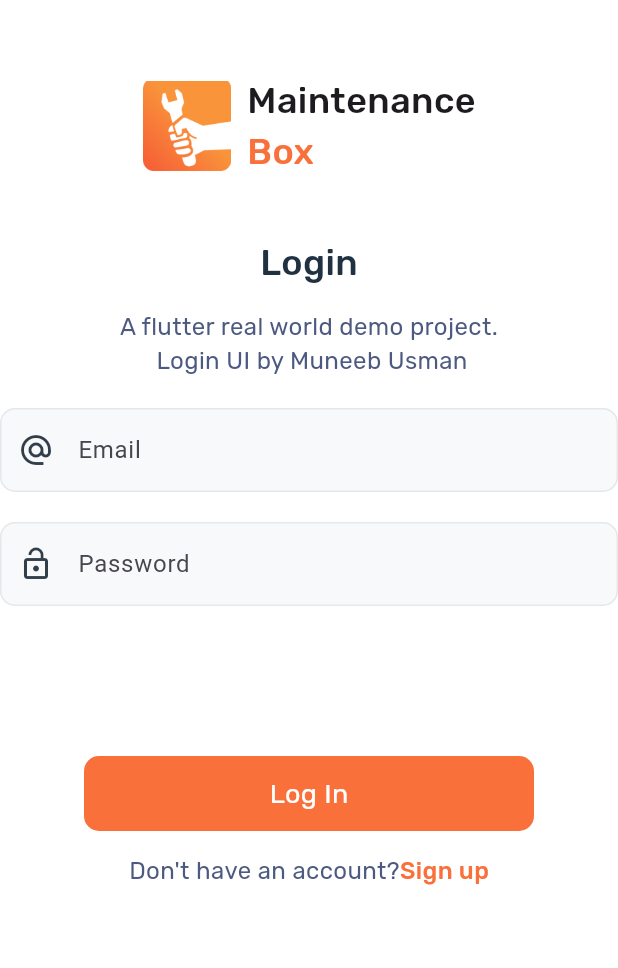
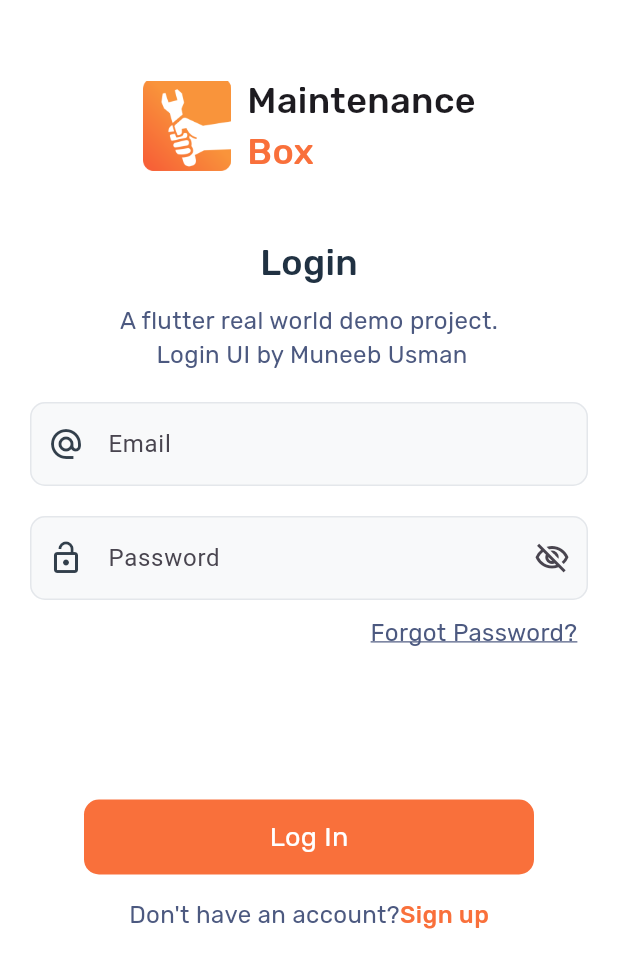
Before and after one commit to muneebexotic/flutter-login-ui, a Flutter app: the screen it shows after launch, on a phone screen of 412 x 824 dp. Shown: the top 968 px of the screen. Run offline on Flutter 3.47's test engine with Material 3 defaults, Android fonts, the phone set to English and light mode, and no system bars.

Commit message:
Added forgot password ui

```diff
--- a/lib/main.dart
+++ b/lib/main.dart
@@ -63,7 +63,7 @@ class MyApp extends StatelessWidget {
                     color: Color(0xff203142)),
               )),
               const SizedBox(
-                height: 14,
+                height: 10,
               ),
               const Center(
                   child: Text(
@@ -77,7 +77,9 @@ class MyApp extends StatelessWidget {
               const SizedBox(
                 height: 20,
               ),
-              TextFormField(
+              Padding(
+                padding: const EdgeInsets.symmetric(horizontal: 20),
+                child: TextFormField(
                   decoration: InputDecoration(
                       fillColor: Color(0xffF8F9FA),
                       filled: true,
@@ -87,16 +89,20 @@ class MyApp extends StatelessWidget {
                         color: Color(0xff323F4B),
                       ),
                       focusedBorder: OutlineInputBorder(
-                        borderSide: const BorderSide(color: Color(0xffE4E7EB)),
+                          borderSide:
+                              const BorderSide(color: Color(0xffE4E7EB)),
                           borderRadius: BorderRadius.circular(10)),
                       enabledBorder: OutlineInputBorder(
                           borderSide: BorderSide(color: Color(0xffE4E7EB)),
                           borderRadius: BorderRadius.circular(10))),
                 ),
-              SizedBox(
+              ),
+              const SizedBox(
                 height: 20,
               ),
-              TextFormField(
+              Padding(
+                padding: const EdgeInsets.only(left: 20, right: 20),
+                child: TextFormField(
                   decoration: InputDecoration(
                       fillColor: Color(0xffF8F9FA),
                       filled: true,
@@ -105,12 +111,27 @@ class MyApp extends StatelessWidget {
                         Icons.lock_open,
                         color: Color(0xff323F4B),
                       ),
+                      suffixIcon: const Icon(Icons.visibility_off_outlined),
                       focusedBorder: OutlineInputBorder(
-                        borderSide: const BorderSide(color: Color(0xffE4E7EB)),
+                          borderSide:
+                              const BorderSide(color: Color(0xffE4E7EB)),
                           borderRadius: BorderRadius.circular(10)),
                       enabledBorder: OutlineInputBorder(
                           borderSide: BorderSide(color: Color(0xffE4E7EB)),
                           borderRadius: BorderRadius.circular(10))),
+                ),
+              ),
+              Padding(
+                padding: const EdgeInsets.only(left: 220, top: 10),
+                child: const Text(
+                  textAlign: TextAlign.end,
+                  'Forgot Password?',
+                  style: TextStyle(
+                      fontSize: 16,
+                      fontFamily: 'Rubik-Regular',
+                      color: Color(0xff4C5980),
+                      decoration: TextDecoration.underline, decorationColor: Color(0xff4C5980)),
+                ),
               ),
               const SizedBox(
                 height: 100,
```
Lines whose indentation alone changed are shown as unchanged.
